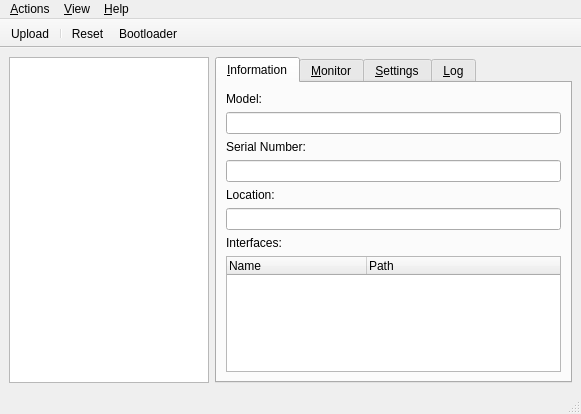
Above: tyqt/main_window.ui from Koromix/tytools before the change. Below: the same form after it.
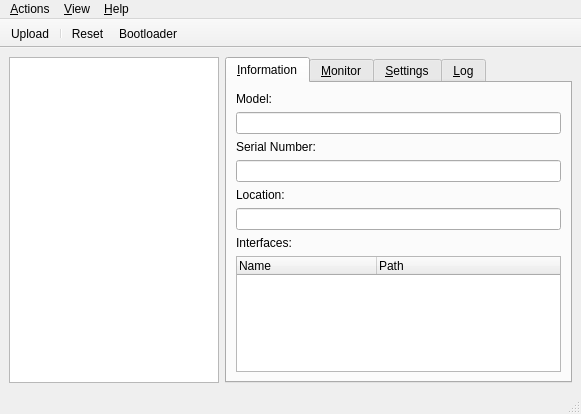
That is the form after the change. Icons and pictures are not drawn.

Commit message:
Show current firmware in board widget
The capabilities field is less readily available now, but I don't
think anybody cares about it.

```diff
--- a/tyqt/main_window.ui
+++ b/tyqt/main_window.ui
@@ -29,13 +29,13 @@
       </property>
       <property name="minimumSize">
        <size>
-        <width>200</width>
+        <width>210</width>
         <height>0</height>
        </size>
       </property>
       <property name="maximumSize">
        <size>
-        <width>200</width>
+        <width>210</width>
         <height>16777215</height>
        </size>
       </property>
```
The commit also changes 4 other files.
